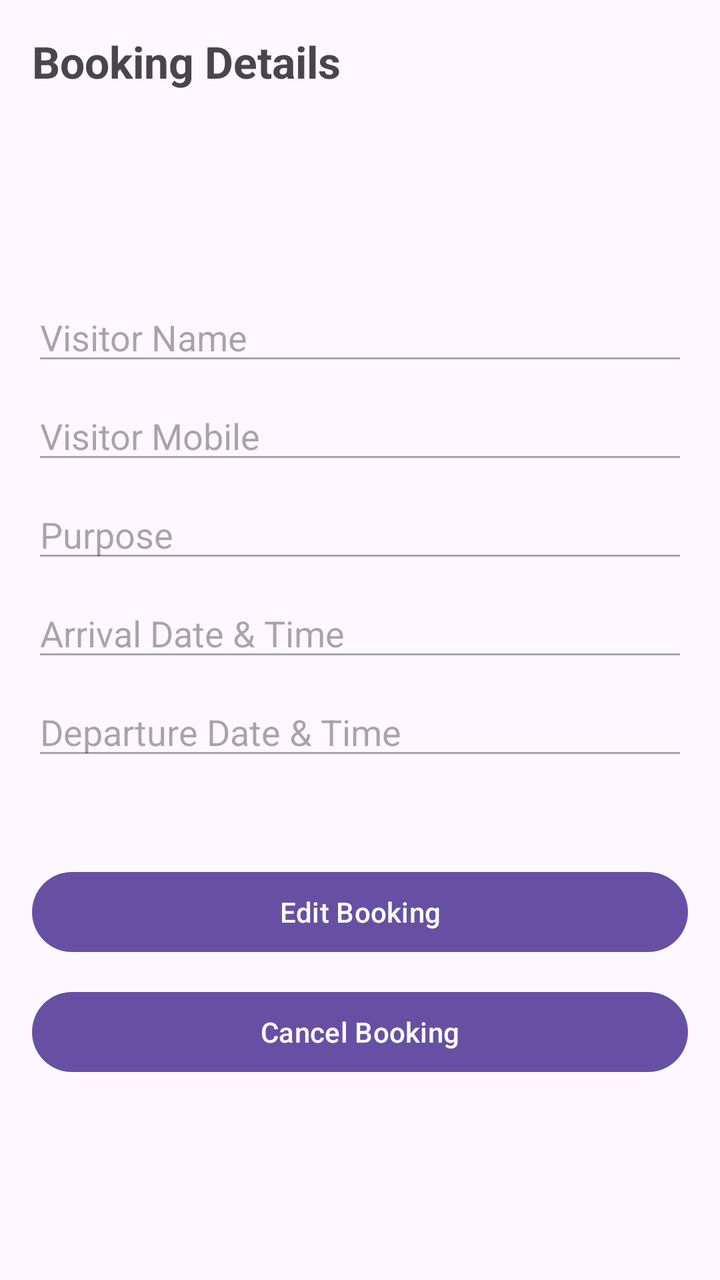
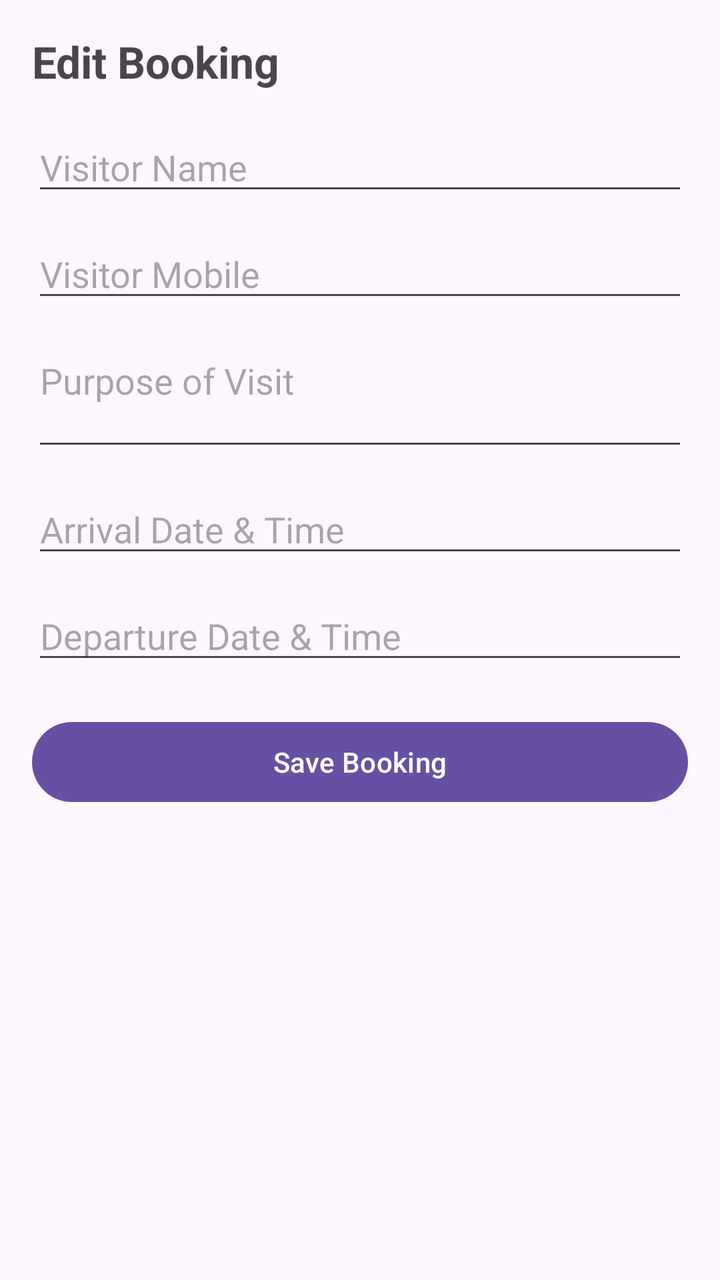

An Android layout rendered at two revisions. The XML below is the earlier revision; the diff shows what the commit changed to produce the second picture.
<!-- AndroidManifest.xml: application theme Theme.P2PRoomBooking -->
<!-- res/layout/activity_edit_booking.xml -->
<?xml version="1.0" encoding="utf-8"?>
<ScrollView xmlns:android="http://schemas.android.com/apk/res/android"
    android:layout_width="match_parent"
    android:layout_height="match_parent"
    android:padding="16dp">

    <LinearLayout
        android:layout_width="match_parent"
        android:layout_height="wrap_content"
        android:orientation="vertical">

        <TextView
            android:layout_width="wrap_content"
            android:layout_height="wrap_content"
            android:text="Booking Details"
            android:textSize="22sp"
            android:textStyle="bold"
            android:layout_marginBottom="16dp" />

        <TextView
            android:id="@+id/tvBookingId"
            android:layout_width="match_parent"
            android:layout_height="wrap_content"
            android:textStyle="bold" />

        <TextView
            android:id="@+id/tvRoomName"
            android:layout_width="match_parent"
            android:layout_height="wrap_content"
            android:layout_marginTop="8dp" />

        <TextView
            android:id="@+id/tvCreatedBy"
            android:layout_width="match_parent"
            android:layout_height="wrap_content"
            android:layout_marginTop="8dp" />

        <EditText
            android:id="@+id/etVisitorName"
            android:layout_width="match_parent"
            android:layout_height="wrap_content"
            android:hint="Visitor Name"
            android:enabled="false"
            android:layout_marginTop="12dp" />

        <EditText
            android:id="@+id/etVisitorMobile"
            android:layout_width="match_parent"
            android:layout_height="wrap_content"
            android:hint="Visitor Mobile"
            android:inputType="phone"
            android:enabled="false"
            android:layout_marginTop="8dp" />

        <EditText
            android:id="@+id/etPurpose"
            android:layout_width="match_parent"
            android:layout_height="wrap_content"
            android:hint="Purpose"
            android:enabled="false"
            android:layout_marginTop="8dp" />

        <EditText
            android:id="@+id/etArrivalDT"
            android:layout_width="match_parent"
            android:layout_height="wrap_content"
            android:hint="Arrival Date &amp; Time"
            android:enabled="false"
            android:focusable="false"
            android:clickable="false"
            android:inputType="none"
            android:layout_marginTop="8dp" />

        <EditText
            android:id="@+id/etDepartureDT"
            android:layout_width="match_parent"
            android:layout_height="wrap_content"
            android:hint="Departure Date &amp; Time"
            android:enabled="false"
            android:focusable="false"
            android:clickable="false"
            android:inputType="none"
            android:layout_marginTop="8dp" />

        <TextView
            android:id="@+id/tvStatus"
            android:layout_width="match_parent"
            android:layout_height="wrap_content"
            android:textStyle="bold"
            android:layout_marginTop="12dp" />

        <LinearLayout
            android:layout_width="match_parent"
            android:layout_height="wrap_content"
            android:orientation="horizontal"
            android:layout_marginTop="16dp">

            <Button
                android:id="@+id/btnEditBooking"
                android:layout_width="0dp"
                android:layout_height="wrap_content"
                android:layout_weight="1"
                android:text="Edit Booking" />

            <Button
                android:id="@+id/btnSaveChanges"
                android:layout_width="0dp"
                android:layout_height="wrap_content"
                android:layout_weight="1"
                android:text="Save Changes"
                android:visibility="gone"
                android:layout_marginStart="8dp" />
        </LinearLayout>

        <Button
            android:id="@+id/btnCancelEdit"
            android:layout_width="match_parent"
            android:layout_height="wrap_content"
            android:text="Cancel Edit"
            android:visibility="gone"
            android:layout_marginTop="8dp" />

        <Button
            android:id="@+id/btnCancelBooking"
            android:layout_width="match_parent"
            android:layout_height="wrap_content"
            android:text="Cancel Booking"
            android:layout_marginTop="12dp" />

    </LinearLayout>
</ScrollView>
<!-- resources referenced by this layout -->
<resources>
  <style name="Theme.P2PRoomBooking" parent="Base.Theme.P2PRoomBooking" />
  <style name="Base.Theme.P2PRoomBooking" parent="Theme.Material3.DayNight.NoActionBar">
          
          
      </style>
</resources>

<!-- the commit's change to res/layout/activity_edit_booking.xml (unified diff, before → after) -->
@@ -1,47 +1,30 @@
 <?xml version="1.0" encoding="utf-8"?>
-<ScrollView xmlns:android="http://schemas.android.com/apk/res/android"
+<androidx.core.widget.NestedScrollView xmlns:android="http://schemas.android.com/apk/res/android"
     android:layout_width="match_parent"
     android:layout_height="match_parent"
-    android:padding="16dp">
+    android:fillViewport="true">
 
     <LinearLayout
         android:layout_width="match_parent"
         android:layout_height="wrap_content"
-        android:orientation="vertical">
+        android:orientation="vertical"
+        android:padding="16dp">
 
         <TextView
             android:layout_width="wrap_content"
             android:layout_height="wrap_content"
-            android:text="Booking Details"
+            android:text="Edit Booking"
             android:textSize="22sp"
             android:textStyle="bold"
             android:layout_marginBottom="16dp" />
-
-        <TextView
-            android:id="@+id/tvBookingId"
-            android:layout_width="match_parent"
-            android:layout_height="wrap_content"
-            android:textStyle="bold" />
-
-        <TextView
-            android:id="@+id/tvRoomName"
-            android:layout_width="match_parent"
-            android:layout_height="wrap_content"
-            android:layout_marginTop="8dp" />
-
-        <TextView
-            android:id="@+id/tvCreatedBy"
-            android:layout_width="match_parent"
-            android:layout_height="wrap_content"
-            android:layout_marginTop="8dp" />
 
         <EditText
             android:id="@+id/etVisitorName"
             android:layout_width="match_parent"
             android:layout_height="wrap_content"
             android:hint="Visitor Name"
-            android:enabled="false"
-            android:layout_marginTop="12dp" />
+            android:inputType="textPersonName"
+            android:layout_marginBottom="12dp" />
 
         <EditText
             android:id="@+id/etVisitorMobile"
@@ -49,83 +32,42 @@
             android:layout_height="wrap_content"
             android:hint="Visitor Mobile"
             android:inputType="phone"
-            android:enabled="false"
-            android:layout_marginTop="8dp" />
+            android:maxLength="10"
+            android:layout_marginBottom="12dp" />
 
         <EditText
             android:id="@+id/etPurpose"
             android:layout_width="match_parent"
             android:layout_height="wrap_content"
-            android:hint="Purpose"
-            android:enabled="false"
-            android:layout_marginTop="8dp" />
+            android:hint="Purpose of Visit"
+            android:inputType="textMultiLine"
+            android:minLines="2"
+            android:gravity="top|start"
+            android:layout_marginBottom="12dp" />
 
         <EditText
-            android:id="@+id/etArrivalDT"
+            android:id="@+id/etArrivalAt"
             android:layout_width="match_parent"
             android:layout_height="wrap_content"
             android:hint="Arrival Date &amp; Time"
-            android:enabled="false"
             android:focusable="false"
-            android:clickable="false"
-            android:inputType="none"
-            android:layout_marginTop="8dp" />
+            android:clickable="true"
+            android:layout_marginBottom="12dp" />
 
         <EditText
-            android:id="@+id/etDepartureDT"
+            android:id="@+id/etDepartureAt"
             android:layout_width="match_parent"
             android:layout_height="wrap_content"
             android:hint="Departure Date &amp; Time"
-            android:enabled="false"
             android:focusable="false"
-            android:clickable="false"
-            android:inputType="none"
-            android:layout_marginTop="8dp" />
+            android:clickable="true"
+            android:layout_marginBottom="20dp" />
 
-        <TextView
-            android:id="@+id/tvStatus"
+        <Button
+            android:id="@+id/btnSaveBooking"
             android:layout_width="match_parent"
             android:layout_height="wrap_content"
-            android:textStyle="bold"
-            android:layout_marginTop="12dp" />
-
-        <LinearLayout
-            android:layout_width="match_parent"
-            android:layout_height="wrap_content"
-            android:orientation="horizontal"
-            android:layout_marginTop="16dp">
-
-            <Button
-                android:id="@+id/btnEditBooking"
-                android:layout_width="0dp"
-                android:layout_height="wrap_content"
-                android:layout_weight="1"
-                android:text="Edit Booking" />
-
-            <Button
-                android:id="@+id/btnSaveChanges"
-                android:layout_width="0dp"
-                android:layout_height="wrap_content"
-                android:layout_weight="1"
-                android:text="Save Changes"
-                android:visibility="gone"
-                android:layout_marginStart="8dp" />
-        </LinearLayout>
-
-        <Button
-            android:id="@+id/btnCancelEdit"
-            android:layout_width="match_parent"
-            android:layout_height="wrap_content"
-            android:text="Cancel Edit"
-            android:visibility="gone"
-            android:layout_marginTop="8dp" />
-
-        <Button
-            android:id="@+id/btnCancelBooking"
-            android:layout_width="match_parent"
-            android:layout_height="wrap_content"
-            android:text="Cancel Booking"
-            android:layout_marginTop="12dp" />
+            android:text="Save Booking" />
 
     </LinearLayout>
-</ScrollView>
+</androidx.core.widget.NestedScrollView>
